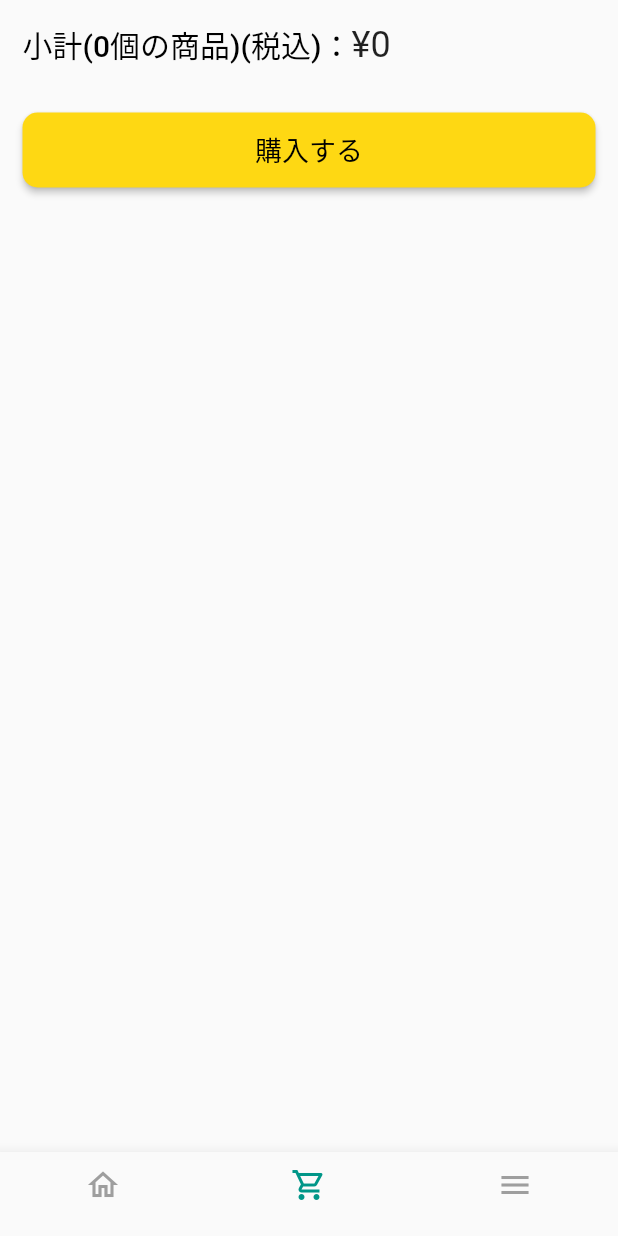
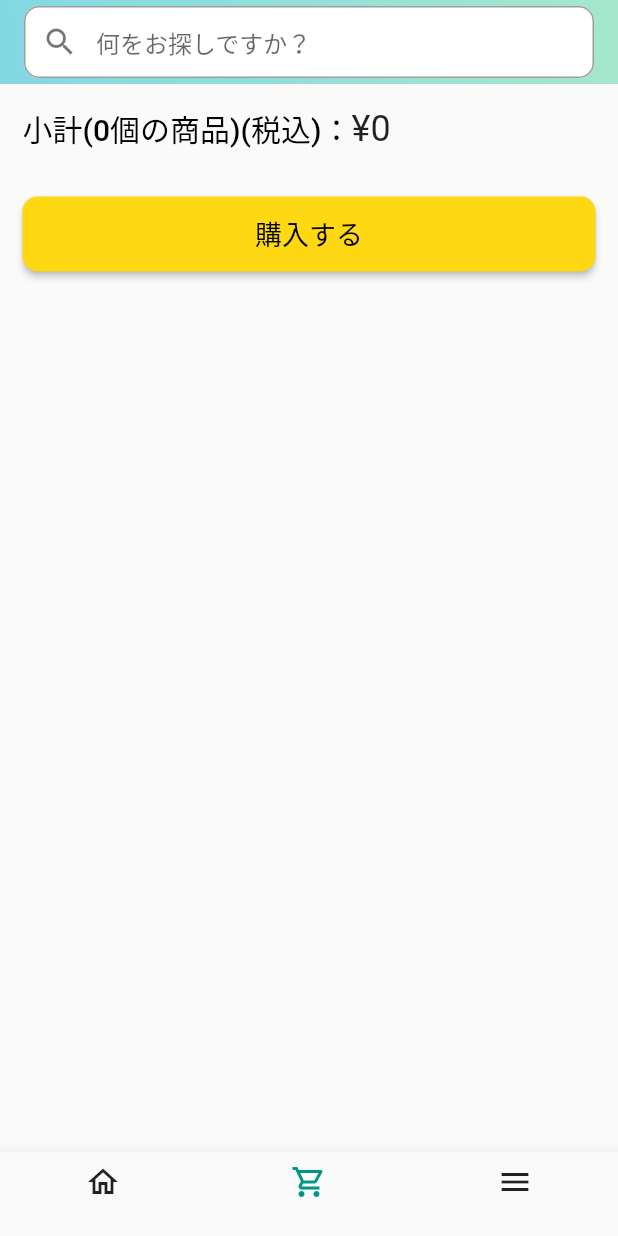
Before and after one commit to chocho-san/amadon, a Flutter app: the BottomNavigation screen opened directly, item 2 of the bottom bar chosen, on a phone screen of 412 x 824 dp. Run offline on Flutter 3.47's test engine with Material 2 defaults, Android fonts, the phone set to English and light mode, and no system bars; our stand-ins replace badges, flutter_hooks, flutter_slidable, flutter_svg, freezed_annotation, hooks_riverpod; missing offline and left inert: simple_logger.

Commit message:
refactor search bar

```diff
--- a/lib/main.dart
+++ b/lib/main.dart
@@ -1,4 +1,5 @@
 import 'package:amadon/app_title.dart';
+import 'package:amadon/pages/bottom_tab/bottom_navigation.dart';
 import 'package:amadon/pages/home_page.dart';
 import 'package:amadon/theme.dart';
 import 'package:flutter/material.dart';
@@ -20,7 +21,7 @@ class MyApp extends HookWidget {
       title: useProvider(titleProvider),
       debugShowCheckedModeBanner: false,
       theme: BuildTheme.themeData(),
-      home: const HomePage(),
+      home: const BottomNavigation(),
     );
   }
 }
--- a/lib/pages/bottom_tab/bottom_navigation.dart
+++ b/lib/pages/bottom_tab/bottom_navigation.dart
@@ -28,10 +28,8 @@ class BottomNavigation extends HookWidget {
         body: type.navigator,
         bottomNavigationBar: BottomNavigationBar(
           type: BottomNavigationBarType.fixed,
-          unselectedItemColor: Colors.grey,
+          unselectedItemColor: Colors.black87,
           selectedItemColor: Colors.teal,
-          selectedLabelStyle: const TextStyle(fontSize: 10),
-          unselectedLabelStyle: const TextStyle(fontSize: 10),
           items: TabType.values.map((type) => createTab(ctx, type)).toList(),
           onTap: (value) {
             final selectedTab = TabType.values[value];
--- a/lib/pages/cart_page/cart_page.dart
+++ b/lib/pages/cart_page/cart_page.dart
@@ -3,6 +3,7 @@ import 'package:amadon/page_type.dart';
 import 'package:amadon/pages/cart_page/header/cart_summary_info.dart';
 import 'package:amadon/pages/cart_page/header/order_button.dart';
 import 'package:amadon/pages/cart_page/tile/cart_tile.dart';
+import 'package:amadon/widgets/common_app_bar.dart';
 import 'package:flutter/material.dart';
 import 'package:flutter_hooks/flutter_hooks.dart';
 import 'package:hooks_riverpod/hooks_riverpod.dart';
@@ -18,7 +19,7 @@ class CartNavigator extends HookWidget {
         return MaterialPageRoute<void>(
           settings: settings,
           builder: (context) {
-            return const  CartPage();
+            return const CartPage();
           },
         );
       },
@@ -40,7 +41,9 @@ class CartPage extends HookWidget {
   Widget build(BuildContext context) {
     // print(ModalRoute.of(context)!.settings.name);
     final cartItems = useProvider(cartProvider).cartItems;
-    return NestedScrollView(
+    return Scaffold(
+      appBar: const CommonAppBar(),
+      body: NestedScrollView(
         headerSliverBuilder: (BuildContext context, bool innerBoxIsScrolled) {
           return <Widget>[
             SliverList(
@@ -72,6 +75,7 @@ class CartPage extends HookWidget {
                   child: const CartTile(),
                 );
               }),
+        ),
       ),
     );
   }
--- a/lib/pages/menu_page/menu_page.dart
+++ b/lib/pages/menu_page/menu_page.dart
@@ -1,4 +1,5 @@
 import 'package:amadon/page_type.dart';
+import 'package:amadon/widgets/common_app_bar.dart';
 import 'package:flutter/material.dart';
 import 'package:flutter_hooks/flutter_hooks.dart';
 
@@ -13,7 +14,7 @@ class MenuNavigator extends HookWidget {
         return MaterialPageRoute<void>(
           settings: settings,
           builder: (context) {
-            return const  MenuPage();
+            return const MenuPage();
           },
         );
       },
@@ -27,7 +28,10 @@ class MenuPage extends HookWidget {
   @override
   Widget build(BuildContext context) {
     return Scaffold(
+      appBar: const CommonAppBar(),
+      body: ListView(children: [
 
+      ],),
     );
   }
 }
--- a/lib/widgets/common_app_bar.dart
+++ b/lib/widgets/common_app_bar.dart
@@ -1,54 +1,55 @@
-// import 'package:amadon/app_title.dart';
-// import 'package:amadon/page_type.dart';
-// import 'package:amadon/pages/search_history/search_history_page.dart';
-// import 'package:amadon/pages/top_page/top_page.dart';
-// import 'package:amadon/theme.dart';
-// import 'package:amadon/widgets/cart_button.dart';
-// import 'package:amadon/widgets/search_bar.dart';
-// import 'package:flutter/material.dart';
-// import 'package:flutter_hooks/flutter_hooks.dart';
-// import 'package:hooks_riverpod/hooks_riverpod.dart';
-//
-// class CommonAppBar extends HookWidget {
-//    CommonAppBar({Key? key}) : super(key: key);
-//
-//   @override
-//   Widget build(BuildContext context) {
-//     final navigatorKey = useProvider(navigatorKeyProvider);
-//     final title = useProvider(titleProvider);
-//     final isCartPage = ModalRoute.of(context)!.settings.name ==
-//         pageName[PageType.cart];
-//     print(isCartPage);
-//     return AppBar(
-//       title: TextButton(
-//         onPressed: () {
-//            page.state = PageType.;     navigatorKey.state.currentState!.push(TopPage.route());
-//         },
-//         child: Text(title),
-//       ),
-//       flexibleSpace: Container(
-//         decoration: const BoxDecoration(gradient: BuildTheme.appBarGradient),
-//       ),
-//       actions: [
-//         !isCartPage
-//             ? Container()
-//             : IconButton(
-//                 icon: const Icon(Icons.search),
-//                 onPressed: () {
-//                    page.state = PageType.;     navigatorKey.state.currentState!.push(
-//                     SearchHistory.route(),
-//                   );
-//                 },
-//               ),
-//         const CartButton(),
-//       ],
-//       //カート画面では消える
-//       //しかし、サーチボタン押したら表示される。
-//       bottom: isCartPage
-//           ? null
-//           : PreferredSize(
-//               preferredSize: Size.fromHeight(kToolbarHeight),
-//               child: SearchBar()),
-//     );
-//   }
-// }
+import 'package:amadon/logger.dart';
+import 'package:amadon/pages/search_history_page/search_history_page.dart';
+import 'package:amadon/theme.dart';
+import 'package:amadon/widgets/search_bar.dart';
+import 'package:flutter/material.dart';
+import 'package:flutter_hooks/flutter_hooks.dart';
+
+class CommonAppBar extends HookWidget implements PreferredSizeWidget {
+  const CommonAppBar({Key? key}) : super(key: key);
+
+  @override
+  Widget build(BuildContext context) {
+    final isFocused = useState(false);
+
+    final textFocusNode = useFocusNode();
+    final textEditingController = useTextEditingController();
+
+    useEffect(() {
+      void listener() {
+        isFocused.value = textFocusNode.hasFocus;
+        logger.info(isFocused.value);
+
+      }
+
+      textFocusNode.addListener(listener);
+      return;
+    }, [textFocusNode]);
+
+    final _searchField = SearchBar(
+      textEditingController: textEditingController,
+      focusNode: textFocusNode,
+    );
+
+    return AppBar(
+      title: Row(
+        children: [
+          if (isFocused.value)
+            IconButton(
+              icon: const Icon(Icons.arrow_back_outlined),
+              onPressed: textFocusNode.unfocus,
+            ),
+          Expanded(child: _searchField),
+        ],
+      ),
+      flexibleSpace: Container(
+        decoration: const BoxDecoration(
+          gradient: BuildTheme.appBarGradient,
+        ),
+      ),
+    );
+  }
+
+  @override
+  Size get preferredSize => const Size.fromHeight(kToolbarHeight);
+}
--- a/lib/widgets/search_bar.dart
+++ b/lib/widgets/search_bar.dart
@@ -6,10 +6,19 @@ import 'package:flutter/material.dart';
 import 'package:flutter_hooks/flutter_hooks.dart';
 import 'package:hooks_riverpod/hooks_riverpod.dart';
 
-class SearchBar extends HookWidget /*implements PreferredSizeWidget*/ {
+class SearchBar extends HookWidget {
+  const SearchBar({
+    Key? key,
+    required this.textEditingController,
+    required this.focusNode,
+  }) : super(key: key);
+
+  final TextEditingController textEditingController;
+  final FocusNode focusNode;
+
   @override
   Widget build(BuildContext context) {
-    final textController = useProvider(searchProvider);
+    // final textController = useProvider(searchProvider);
     final itemsNotifier = useProvider(itemsProvider.notifier);
     // final navigatorKey = useProvider(navigatorKeyProvider);
     // final page = useProvider(currentPageProvider);
@@ -17,27 +26,25 @@ class SearchBar extends HookWidget /*implements PreferredSizeWidget*/ {
     final searchFocusNode = useFocusNode();
     // useListenable(searchFocusNode);
 
-    ///TODO:navigatorKeyアカン？
-    ///https://stackoverflow.com/questions/50535490/cannot-focus-on-textfield-in-new-page-after-navigating-in-flutter
-    ///フォーカスしない
-    searchFocusNode.addListener(() {
-      if (searchFocusNode.hasFocus) {
-        print('フォーカスした！！！');
+    // ///TODO:navigatorKeyアカン？
+    // ///https://stackoverflow.com/questions/50535490/cannot-focus-on-textfield-in-new-page-after-navigating-in-flutter
+    // ///フォーカスしない
+    // searchFocusNode.addListener(() {
+    //   if (searchFocusNode.hasFocus) {
+    //     print('フォーカスした！！！');
+    //
+    //     // page.state = PageType.search;
+    //     // navigatorKey.state.currentState!.push(
+    //     //   SearchHistory.route(),
+    //     // );
+    //   }
+    // });
 
-        // page.state = PageType.search;
-        // navigatorKey.state.currentState!.push(
-        //   SearchHistory.route(),
-        // );
-      }
-    });
-
-    return Padding(
-      padding: const EdgeInsets.all(8),
-      child: TextField(
+    return TextField(
         // autofocus: isSearchPage,
         textInputAction: TextInputAction.search,
-          focusNode: searchFocusNode,
-          controller: textController,
+        focusNode: focusNode,
+        controller: textEditingController,
         decoration: const InputDecoration(
           hintText: '何をお探しですか？',
           contentPadding: EdgeInsets.symmetric(vertical: 5),
@@ -46,18 +53,15 @@ class SearchBar extends HookWidget /*implements PreferredSizeWidget*/ {
             color: Colors.black54,
           ),
         ),
+
         onSubmitted: (word) {
           itemsNotifier.searchItems(word);
           // page.state = PageType.items;
-            // navigatorKey.state.currentState!.push<void>(
-            //   ItemsListPage.route(),
-            // );
-          }),
+          Navigator.of(context).push<void>(
+            ItemsListPage.route(),
           );
+        });
   }
-
-// @override
-// Size get preferredSize => const Size.fromHeight(kToolbarHeight);
 }
 // import 'package:amadon/model/model.dart';
 // import 'package:amadon/pages/page_list.dart';
--- a/pubspec.yaml
+++ b/pubspec.yaml
@@ -18,7 +18,7 @@ dependencies:
   flutter_svg:
   badges: ^2.0.0-nullsafety.1
   flutter_portal: ^0.4.0-nullsafety.0
-
+  simple_logger:
 dev_dependencies:
   flutter_test:
     sdk: flutter
```
Also changed, not shown: lib/pages/home_page.dart (+29 -33 lines), lib/pages/items_page/items_list_page.dart (+6 -2 lines), lib/pages/search_history_page/search_history_page.dart (+50 -4 lines), lib/pages/top_page/top_page.dart (+8 -10 lines), pubspec.lock. Lines whose indentation alone changed are shown as unchanged.
